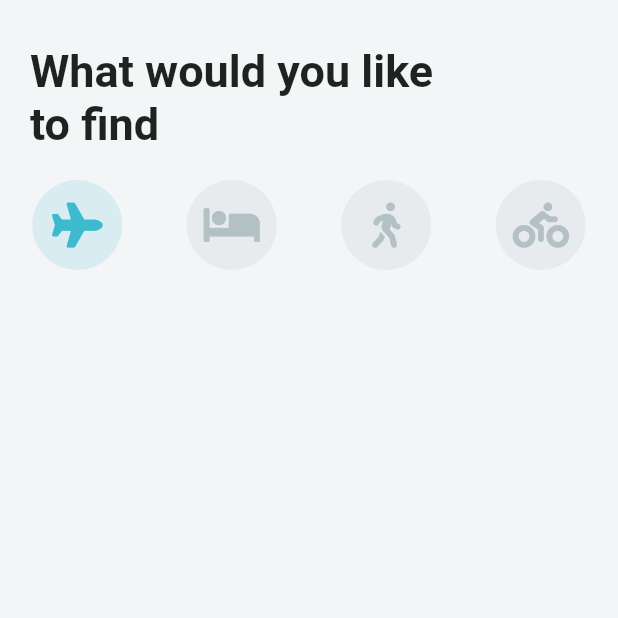
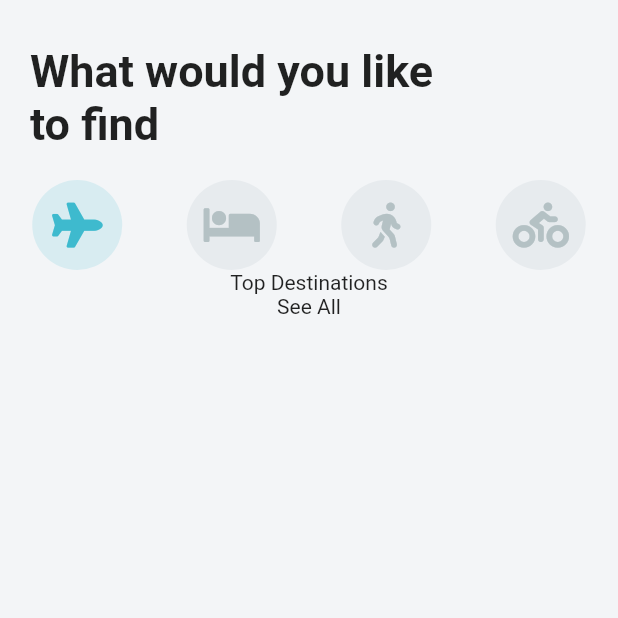
Before and after one commit to Casneil/Trying_Flutter, a Flutter app: the screen it shows after launch, on a phone screen of 412 x 824 dp, the top half of it. Run offline on Flutter 3.47's test engine with Material 2 defaults, Android fonts, the phone set to English and light mode, and no system bars; our stand-ins replace font_awesome_flutter.

Commit message:
wip(top destinations section): laying out top destination section

```diff
--- a/lib/screens/home_screen.dart
+++ b/lib/screens/home_screen.dart
@@ -62,7 +62,12 @@ class _HomeScreenState extends State<HomeScreen> {
                     (MapEntry map) => _buildIcon(map.key),
                   )
                   .toList(),
-            )
+            ),
+            Column(children:<Widget> [
+              Text("Top Destinations"),
+              Text("See All"),
+            ],
+            ),
           ],
         ),
       ),
```
